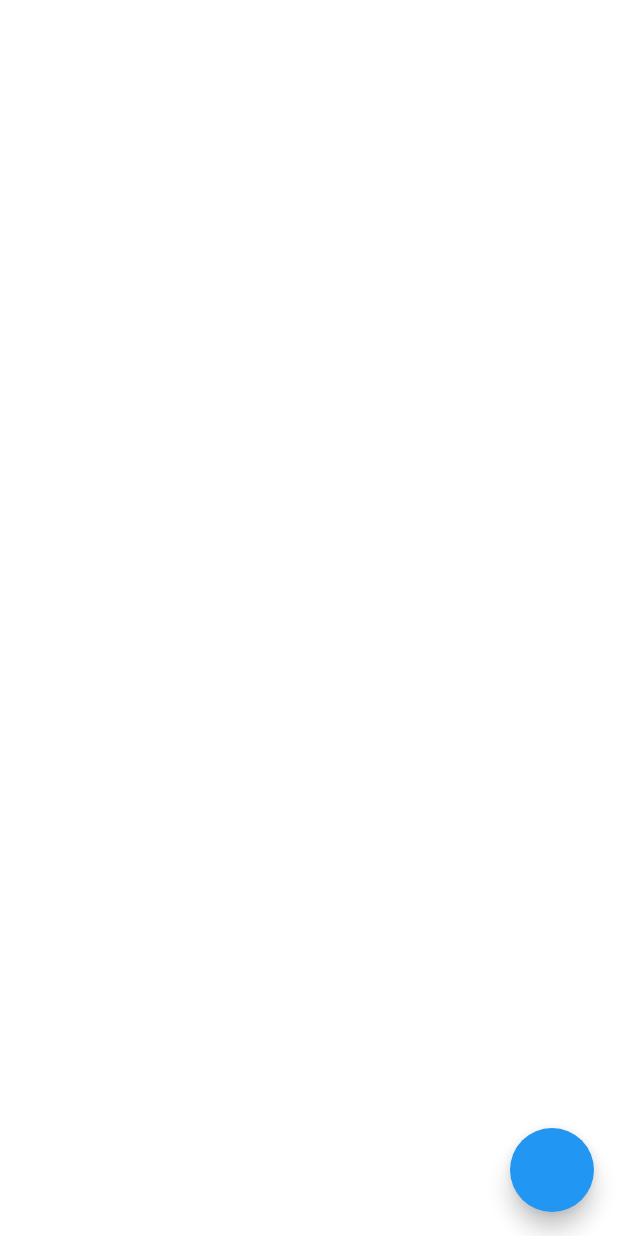
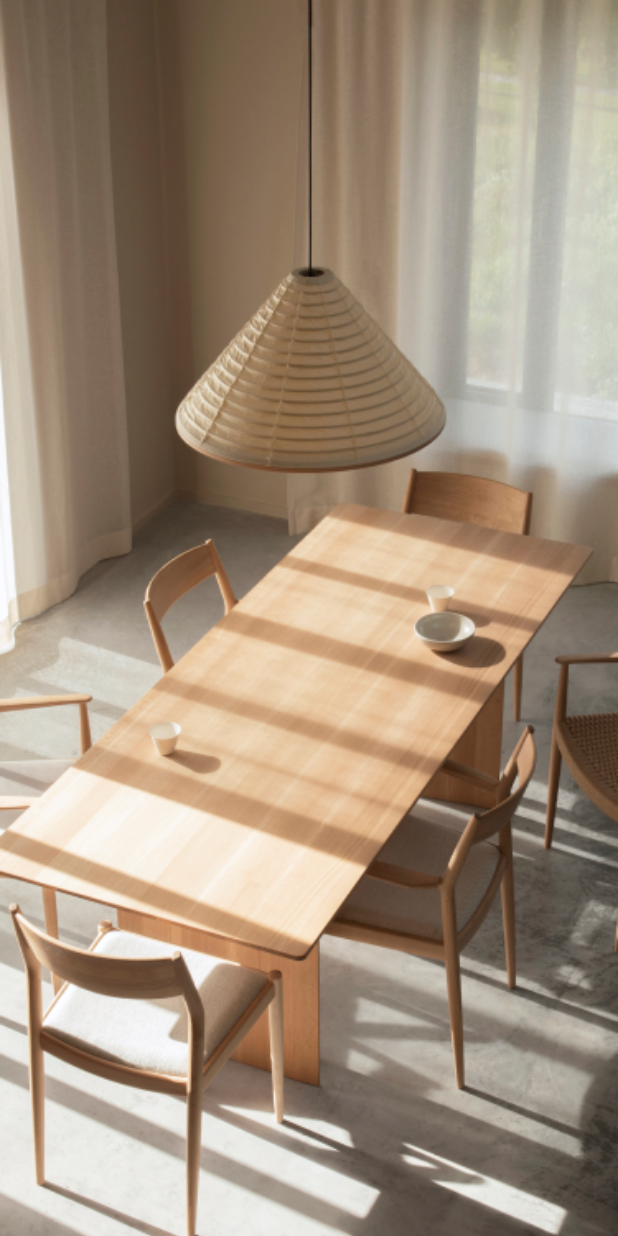
Before and after one commit to tuantm2703/demo_multi_theme, a Flutter app: the SplashScreen screen opened by its route, on a phone screen of 412 x 824 dp. Run offline on Flutter 3.47's test engine with Material 2 defaults, Android fonts, the phone set to English and light mode, and no system bars; our stand-ins replace flutter_screenutil.

Commit message:
init responsive

```diff
--- /dev/null
+++ b/lib/component/app_image_widget.dart
@@ -0,0 +1,25 @@
+import 'package:flutter/material.dart';
+
+class AppImageWidget extends StatelessWidget {
+  final String path;
+  final double? height, width;
+
+  const AppImageWidget({Key? key, required this.path, this.width, this.height}) : super(key: key);
+
+  @override
+  Widget build(BuildContext context) {
+    if (path.contains('.png')) {
+      return SizedBox(
+        height: height,
+        width: width,
+        child: Image.asset(
+          path,
+          fit: BoxFit.cover,
+        ),
+      );
+    } else {
+      return const SizedBox.shrink();
+    }
+    return Container();
+  }
+}
--- a/lib/component/app_scaffold.dart
+++ b/lib/component/app_scaffold.dart
@@ -1,13 +1,18 @@
 import 'package:flutter/material.dart';
+import 'package:flutter/services.dart';
 
 class AppScaffold extends StatelessWidget {
-  Widget? body;
-  FloatingActionButton? floatingActionButton;
-  AppScaffold({Key? key,this.body,this.floatingActionButton}) : super(key: key);
+  final Widget? body;
+  final bool? resizeToAvoidBottomInset;
+  final FloatingActionButton? floatingActionButton;
+
+  const AppScaffold({Key? key, this.body, this.floatingActionButton, this.resizeToAvoidBottomInset = false})
+      : super(key: key);
 
   @override
   Widget build(BuildContext context) {
     return Scaffold(
+      resizeToAvoidBottomInset: resizeToAvoidBottomInset,
       body: body,
       floatingActionButton: floatingActionButton,
     );
--- /dev/null
+++ b/lib/config/app_asset_path.dart
@@ -0,0 +1,6 @@
+class AppAssetsPath{
+  static const String imagePath = 'assets/images/';
+
+  static const String splash = imagePath+'img_splash.png';
+
+}
--- a/lib/config/app_color.dart
+++ b/lib/config/app_color.dart
@@ -3,4 +3,5 @@ import 'package:flutter/material.dart';
 class AppColor{
   static const Color white = Color(0xFFFFFFFF);
   static const Color black = Color(0xFF000000);
+  static const Color black1B1B1B = Color(0xFF1B1B1B);
 }
--- /dev/null
+++ b/lib/config/app_config.dart
@@ -0,0 +1,3 @@
+class AppConfig{
+  static Duration splashTime() => const Duration(seconds: 2);
+}
--- /dev/null
+++ b/lib/config/app_dimens.dart
@@ -0,0 +1,7 @@
+import 'package:flutter_screenutil/flutter_screenutil.dart';
+
+class AppDimens{
+  //Screen size
+  static final double sw = 1.sw;
+  static final double sh = 1.sh;
+}
--- a/lib/config/app_route.dart
+++ b/lib/config/app_route.dart
@@ -1,11 +1,13 @@
-import 'package:demo_multitheme/screen/splash_screen.dart';
+import 'package:demo_multitheme/screen/authentication/login_screen.dart';
+import 'package:demo_multitheme/screen/splash/splash_screen.dart';
 import 'package:flutter/material.dart';
 
-
-class AppRoute{
+class AppRoute {
   static String splash = '/splash';
+  static String login = '/login';
 
   static Map<String, WidgetBuilder> routesMap = {
-    splash : (context) => const SplashScreen(),
+    splash: (context) => const SplashScreen(),
+    login: (context) => const LoginScreen(),
   };
 }
--- a/lib/config/app_theme.dart
+++ b/lib/config/app_theme.dart
@@ -9,7 +9,7 @@ class AppTheme with ChangeNotifier{
 
   static ThemeData darkTheme = ThemeData(
     brightness: Brightness.dark,
-    scaffoldBackgroundColor: AppColor.black,
+    scaffoldBackgroundColor: AppColor.black1B1B1B,
   );
 
   static bool isDarkTheme = false;
--- a/lib/main.dart
+++ b/lib/main.dart
@@ -1,6 +1,8 @@
 import 'package:demo_multitheme/config/app_route.dart';
 import 'package:demo_multitheme/config/app_theme.dart';
 import 'package:flutter/material.dart';
+import 'package:flutter/services.dart';
+import 'package:flutter_screenutil/flutter_screenutil.dart';
 
 void main() {
   runApp(const DemoMultiThemeApp());
@@ -27,6 +29,12 @@ class _DemoMultiThemeAppState extends State<DemoMultiThemeApp> {
 
   @override
   Widget build(BuildContext context) {
+    SystemChrome.setEnabledSystemUIMode(SystemUiMode.manual,overlays: [SystemUiOverlay.top]);
+    return ScreenUtilInit(
+      designSize: const Size(375, 812),
+      minTextAdapt: true,
+      splitScreenMode: true,
+      builder: (BuildContext context, Widget? child) {
         return MaterialApp(
           debugShowCheckedModeBanner: false,
           initialRoute: AppRoute.splash,
@@ -35,5 +43,7 @@ class _DemoMultiThemeAppState extends State<DemoMultiThemeApp> {
           darkTheme: AppTheme.darkTheme,
           themeMode: appTheme.currentTheme,
         );
+      },
+    );
   }
 }
--- /dev/null
+++ b/lib/screen/authentication/login_screen.dart
@@ -0,0 +1,17 @@
+import 'package:demo_multitheme/component/app_scaffold.dart';
+import 'package:flutter/material.dart';
+
+class LoginScreen extends StatelessWidget {
+  const LoginScreen({Key? key}) : super(key: key);
+
+  @override
+  Widget build(BuildContext context) {
+    return AppScaffold(
+      body: Column(
+        children: const [
+          Text('Welcome!'),
+        ],
+      ),
+    );
+  }
+}
--- /dev/null
+++ b/lib/screen/splash/splash_screen.dart
@@ -0,0 +1,45 @@
+import 'package:demo_multitheme/component/app_image_widget.dart';
+import 'package:demo_multitheme/component/app_scaffold.dart';
+import 'package:demo_multitheme/config/app_asset_path.dart';
+import 'package:demo_multitheme/config/app_config.dart';
+import 'package:demo_multitheme/config/app_dimens.dart';
+import 'package:demo_multitheme/config/app_route.dart';
+import 'package:demo_multitheme/main.dart';
+import 'package:flutter/material.dart';
+
+class SplashScreen extends StatefulWidget {
+  const SplashScreen({Key? key}) : super(key: key);
+
+  @override
+  State<SplashScreen> createState() => _SplashScreenState();
+}
+
+class _SplashScreenState extends State<SplashScreen> {
+  @override
+  void initState() {
+    super.initState();
+    navigateToLogin();
+  }
+
+  navigateToLogin() async {
+    await Future.delayed(AppConfig.splashTime(), () {
+      Navigator.pushNamed(context, AppRoute.login);
+    });
+  }
+
+  @override
+  Widget build(BuildContext context) {
+    return AppScaffold(
+      // floatingActionButton: FloatingActionButton(
+      //   onPressed: (){
+      //     appTheme.toggleTheme();
+      //   },
+      // ),
+      body: AppImageWidget(
+        path: AppAssetsPath.splash,
+        height: AppDimens.sh,
+        width: AppDimens.sw,
+      ),
+    );
+  }
+}
--- a/lib/screen/splash_screen.dart
+++ /dev/null
@@ -1,18 +0,0 @@
-import 'package:demo_multitheme/component/app_scaffold.dart';
-import 'package:demo_multitheme/main.dart';
-import 'package:flutter/material.dart';
-
-class SplashScreen extends StatelessWidget {
-  const SplashScreen({Key? key}) : super(key: key);
-
-  @override
-  Widget build(BuildContext context) {
-    return AppScaffold(
-      floatingActionButton: FloatingActionButton(
-        onPressed: (){
-          appTheme.toggleTheme();
-        },
-      ),
-    );
-  }
-}
--- a/pubspec.yaml
+++ b/pubspec.yaml
@@ -45,6 +45,7 @@ dev_dependencies:
   # package. See that file for information about deactivating specific lint
   # rules and activating additional ones.
   flutter_lints: ^1.0.0
+  flutter_screenutil: ^5.5.4
 
 # For information on the generic Dart part of this file, see the
 # following page: https://dart.dev/tools/pub/pubspec
@@ -61,7 +62,8 @@ flutter:
   # assets:
   #   - images/a_dot_burr.jpeg
   #   - images/a_dot_ham.jpeg
-
+  assets:
+    - assets/images/
   # An image asset can refer to one or more resolution-specific "variants", see
   # https://flutter.dev/assets-and-images/#resolution-aware.
 
```
Also changed, not shown: assets/images/img_splash.png (added). Lines whose indentation alone changed are shown as unchanged.
